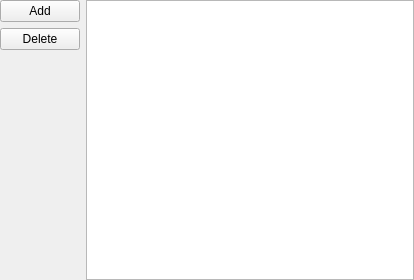
congchenutd/MedicalClaims, file WidgetAttachments.ui: the form before one commit.
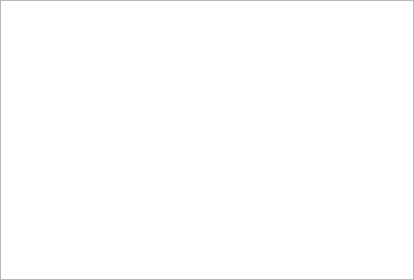
The form after the commit.

Commit message: + Added NOTES column to PageExpense

Diff of the .ui file:
```diff
--- a/WidgetAttachments.ui
+++ b/WidgetAttachments.ui
@@ -13,7 +13,7 @@
   <property name="windowTitle">
    <string>Form</string>
   </property>
-  <layout class="QGridLayout" name="gridLayout">
+  <layout class="QHBoxLayout" name="horizontalLayout">
    <property name="leftMargin">
     <number>0</number>
    </property>
@@ -26,40 +26,13 @@
    <property name="bottomMargin">
     <number>0</number>
    </property>
-   <item row="0" column="0">
-    <widget class="QPushButton" name="btAdd">
-     <property name="text">
-      <string>Add</string>
-     </property>
-    </widget>
-   </item>
-   <item row="0" column="1" rowspan="3">
+   <item>
     <widget class="QListView" name="listView">
      <property name="editTriggers">
       <set>QAbstractItemView::NoEditTriggers</set>
      </property>
     </widget>
    </item>
-   <item row="1" column="0">
-    <widget class="QPushButton" name="btDel">
-     <property name="text">
-      <string>Delete</string>
-     </property>
-    </widget>
-   </item>
-   <item row="2" column="0">
-    <spacer name="verticalSpacer">
-     <property name="orientation">
-      <enum>Qt::Vertical</enum>
-     </property>
-     <property name="sizeHint" stdset="0">
-      <size>
-       <width>20</width>
-       <height>205</height>
-      </size>
-     </property>
-    </spacer>
-   </item>
   </layout>
  </widget>
  <resources/>
```
The commit also changes 15 other files.
